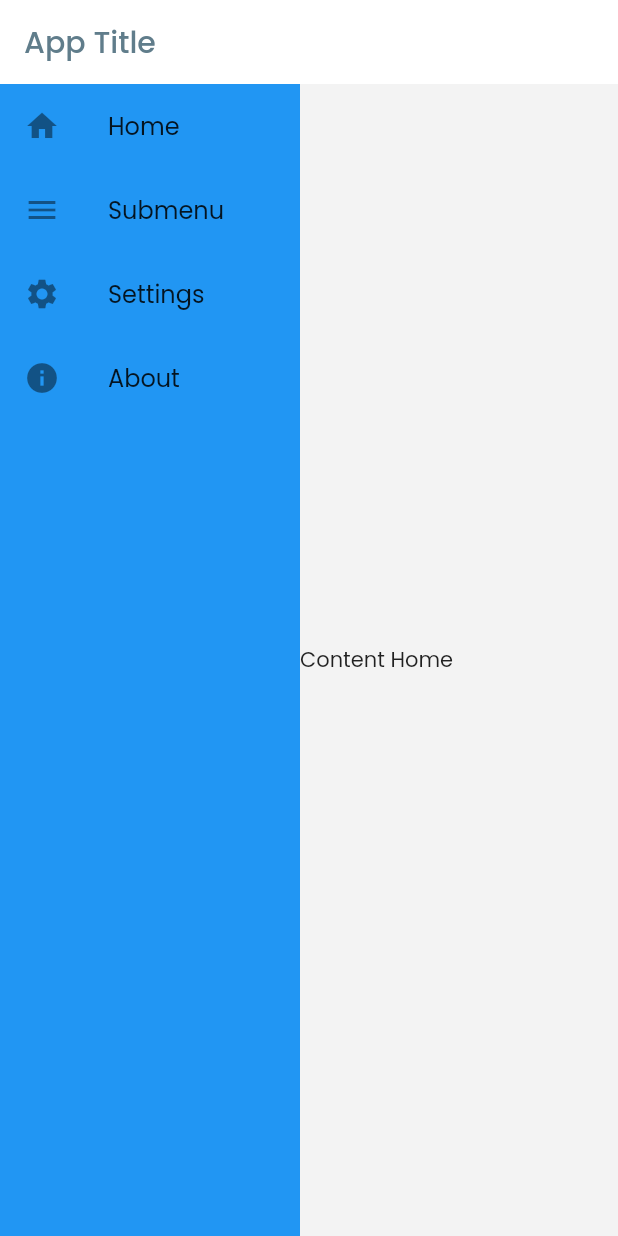
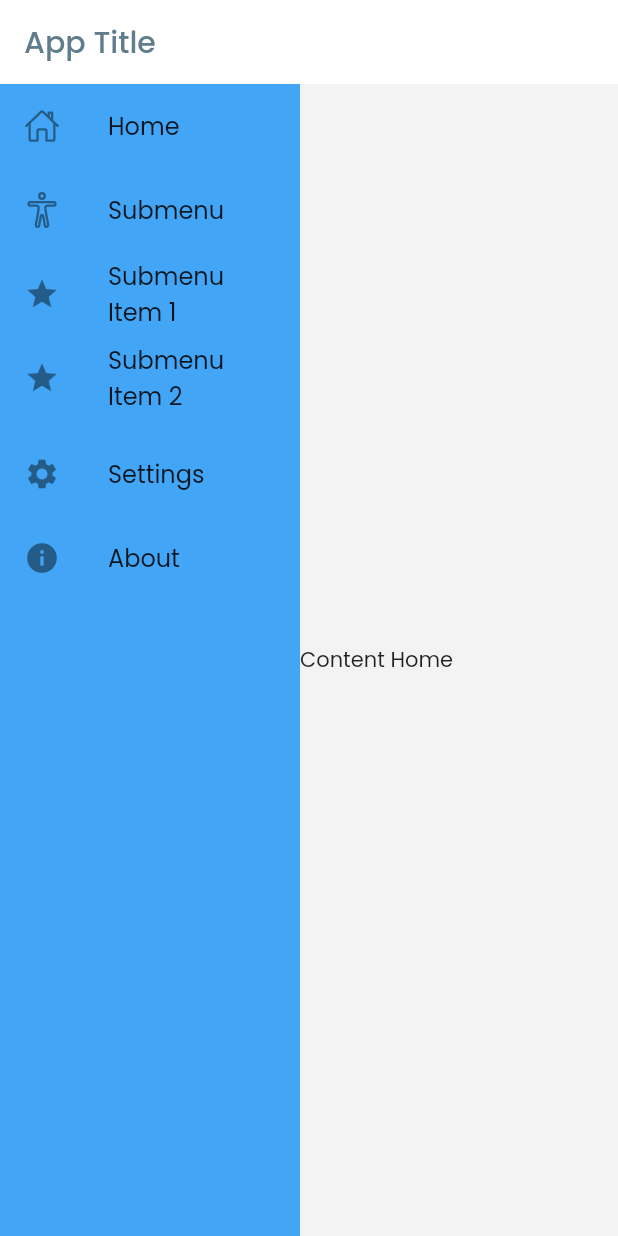
Before and after one commit to caviorus/flutter-admin, a Flutter app: the screen it shows after launch, on a phone screen of 412 x 824 dp. Run offline on Flutter 3.47's test engine with Material 2 defaults, Android fonts, the phone set to English and light mode, and no system bars; our stand-ins replace get, google_fonts, ionicons.

Commit message:
new sidebar : some parameter

```diff
--- a/lib/components/sidebar/sidebar.dart
+++ b/lib/components/sidebar/sidebar.dart
@@ -1,36 +1,66 @@
+import 'dart:ffi';
+
 import 'package:flutter/material.dart';
-import 'package:flutter_admin/routes/routes.dart';
+import 'package:flutter_admin/components/sidebar/sidebar_item.dart';
+import 'package:ionicons/ionicons.dart';
 import 'package:get/get.dart';
 
-enum SideBarBreakpoints { xs, sm, md, lg, xl }
+enum SidebarBreakpoints { xs, sm, md, lg, xl }
 
-class SideBar extends StatelessWidget {
-  final SideBarBreakpoints? sideBarBreakpoints;
+class Sidebar extends StatelessWidget {
+  final SidebarBreakpoints? sidebarBreakpoints;
   final Widget? body;
   final bool? expanded;
-  SideBar({super.key, this.sideBarBreakpoints, this.body, this.expanded});
+  final Color? backgroundColor;
+  final double? width;
+  const Sidebar(
+      {super.key,
+      this.sidebarBreakpoints,
+      this.body,
+      this.expanded,
+      this.backgroundColor,
+      this.width});
 
-  var _selectedIndex = 0.obs;
   @override
   Widget build(BuildContext context) {
-    var routes = Routes(context: context).get();
     return Row(
       children: [
         Material(
-          color: Colors.blue,
-          child: Container(
-            width: 200, // Adjust the width as needed
+          color: backgroundColor ?? Colors.blue.shade400,
+          child: SizedBox(
+            width: width ?? 200,
+            height: MediaQuery.of(context).size.height,
             child: ListView(
               children: [
                 SidebarItem(
-                  icon: Icons.home,
+                  icon: Ionicons.home_outline,
                   text: 'Home',
                   onTap: () {
-                    // Add your navigation logic here
+// Add your navigation logic here
                   },
                 ),
                 // Submenu
-                SubmenuWidget(),
+                SubmenuWidget(
+                  icon: Ionicons.body_outline,
+                  title: "Submenu",
+                  expanded: true,
+                  submenu: [
+                    SidebarItem(
+                      icon: Icons.star,
+                      text: 'Submenu Item 1',
+                      onTap: () {
+                        // Add your navigation logic here
+                      },
+                    ),
+                    SidebarItem(
+                      icon: Icons.star,
+                      text: 'Submenu Item 2',
+                      onTap: () {
+                        // Add your navigation logic here
+                      },
+                    ),
+                  ],
+                ),
                 SidebarItem(
                   icon: Icons.settings,
                   text: 'Settings',
@@ -56,76 +86,3 @@ class SideBar extends StatelessWidget {
     );
   }
 }
-
-class SubmenuWidget extends StatefulWidget {
-  @override
-  _SubmenuWidgetState createState() => _SubmenuWidgetState();
-}
-
-class _SubmenuWidgetState extends State<SubmenuWidget> {
-  bool isExpanded = false;
-
-  @override
-  Widget build(BuildContext context) {
-    return Column(
-      children: [
-        SidebarItem(
-          icon: Icons.menu,
-          text: 'Submenu',
-          onTap: () {
-            setState(() {
-              isExpanded = !isExpanded;
-            });
-          },
-        ),
-        AnimatedContainer(
-          duration:
-              Duration(milliseconds: 300), // Adjust the duration as needed
-          height: isExpanded ? 120 : 0, // Set the desired height when expanded
-          child: SingleChildScrollView(
-            // Wrap with SingleChildScrollView
-            child: Column(
-              children: [
-                SidebarItem(
-                  icon: Icons.star,
-                  text: 'Submenu Item 1',
-                  onTap: () {
-                    // Add your navigation logic here
-                  },
-                ),
-                SidebarItem(
-                  icon: Icons.star,
-                  text: 'Submenu Item 2',
-                  onTap: () {
-                    // Add your navigation logic here
-                  },
-                ),
-              ],
-            ),
-          ),
-        ),
-      ],
-    );
-  }
-}
-
-class SidebarItem extends StatelessWidget {
-  final IconData icon;
-  final String text;
-  final Function onTap;
-
-  SidebarItem({required this.icon, required this.text, required this.onTap});
-
-  @override
-  Widget build(BuildContext context) {
-    return InkWell(
-      onTap: () {
-        onTap();
-      },
-      child: ListTile(
-        leading: Icon(icon),
-        title: Text(text),
-      ),
-    );
-  }
-}
--- /dev/null
+++ b/lib/components/sidebar/sidebar_item.dart
@@ -0,0 +1,73 @@
+import 'package:flutter/material.dart';
+
+class SidebarItem extends StatelessWidget {
+  final IconData icon;
+  final String text;
+  final Function onTap;
+
+  const SidebarItem({super.key, required this.icon, required this.text, required this.onTap});
+
+  @override
+  Widget build(BuildContext context) {
+    return InkWell(
+      onTap: () {
+        onTap();
+      },
+      child: ListTile(
+        leading: Icon(icon),
+        title: Text(text),
+      ),
+    );
+  }
+}
+
+class SubmenuWidget extends StatefulWidget {
+  final bool? expanded;
+  final IconData icon;
+  final String title;
+  final List<Widget>? submenu;
+  const SubmenuWidget({super.key, this.expanded,required this.icon, required this.title, this.submenu});
+
+  @override
+  State<SubmenuWidget> createState() => _SubmenuWidgetState();
+}
+
+class _SubmenuWidgetState extends State<SubmenuWidget> {
+  bool isExpanded = false;
+  bool stateChanged = false;
+
+  @override
+  Widget build(BuildContext context) {
+    if(!stateChanged){
+      setState(() {
+        isExpanded = widget.expanded ?? false;
+      });
+    }
+
+    return Column(
+      children: [
+        SidebarItem(
+          icon: widget.icon,
+          text: widget.title,
+          onTap: () {
+            setState(() {
+              isExpanded = !isExpanded;
+              stateChanged = true;
+            });
+          },
+        ),
+        AnimatedContainer(
+          duration:
+              const Duration(milliseconds: 300), // Adjust the duration as needed
+          height: isExpanded ? 120 : 0, // Set the desired height when expanded
+          child: SingleChildScrollView(
+            // Wrap with SingleChildScrollView
+            child: Column(
+              children: widget.submenu ?? [],
+            ),
+          ),
+        ),
+      ],
+    );
+  }
+}
--- a/lib/main.dart
+++ b/lib/main.dart
@@ -46,15 +46,15 @@ class AdminNavigation extends StatelessWidget {
       body: LayoutBuilder(
         builder: (BuildContext context, BoxConstraints constraints) {
           if (constraints.maxWidth < 600) {
-            return SideBar(body: body);
+            return Sidebar(body: body);
           } else if (constraints.maxWidth < 900) {
-            return SideBar(body: body);
+            return Sidebar(body: body);
           } else if (constraints.maxWidth < 1200) {
-            return SideBar(body: body);
+            return Sidebar(body: body);
           } else if (constraints.maxWidth < 1536) {
-            return SideBar(body: body, expanded: true,);
+            return Sidebar(body: body, expanded: true,);
           } else {
-            return SideBar(body: body, expanded: true,);
+            return Sidebar(body: body, expanded: true,);
           }
         },
       ),
--- a/pubspec.yaml
+++ b/pubspec.yaml
@@ -37,6 +37,7 @@ dependencies:
   cupertino_icons: ^1.0.2
   get: ^4.6.5
   google_fonts: ^4.0.4
+  ionicons: ^0.2.2
 
 dev_dependencies:
   flutter_test:
```
Also changed, not shown: pubspec.lock.
